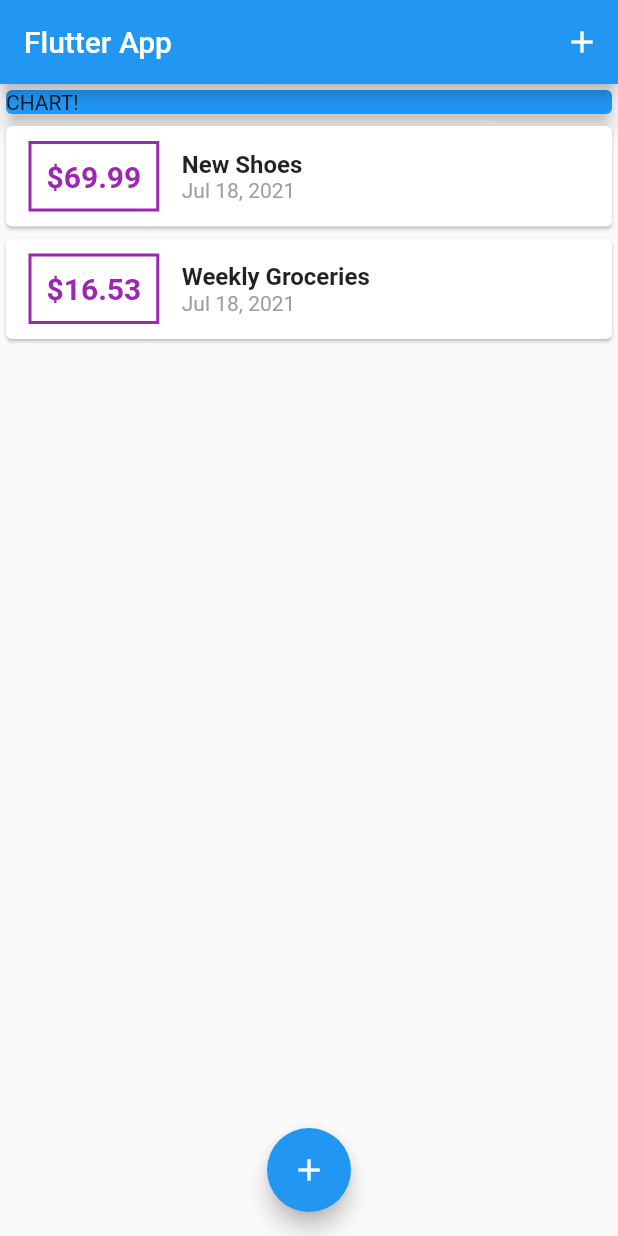
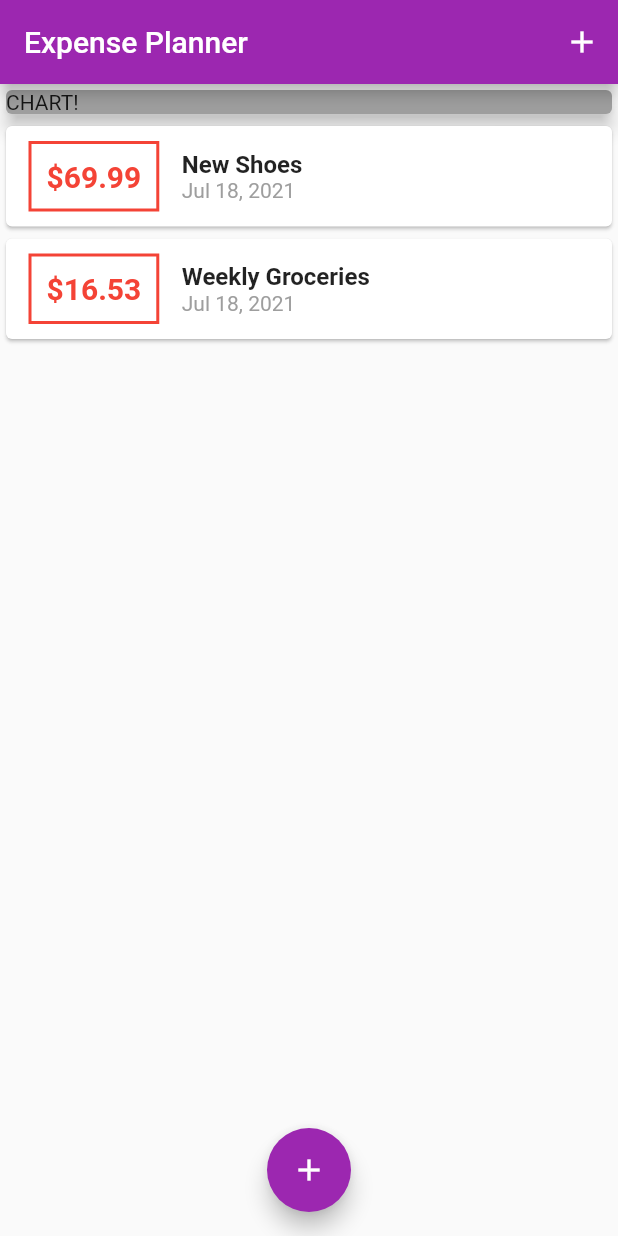
Before and after one commit to Mohit182/expense-planner_flutter, a Flutter app: the screen it shows after launch, on a phone screen of 412 x 824 dp. Run offline on Flutter 3.47's test engine with Material 2 defaults, Android fonts, the phone set to English and light mode, and no system bars.

Commit message:
used theme object to change colors of appbar and background

```diff
--- a/lib/main.dart
+++ b/lib/main.dart
@@ -10,7 +10,10 @@ class MyApp extends StatelessWidget {
   @override
   Widget build(BuildContext context) {
     return MaterialApp(
-      title: 'Flutter App',
+      title: 'Expense Planner',
+      theme: ThemeData(
+        primarySwatch: Colors.purple,
+      ),
       home: MyHomePage(),
     );
   }
@@ -69,7 +72,7 @@ class _MyHomePageState extends State<MyHomePage> {
   Widget build(BuildContext context) {
     return Scaffold(
       appBar: AppBar(
-        title: Text('Flutter App'),
+        title: Text('Expense Planner'),
         actions: <Widget>[
           IconButton(
             icon: Icon(Icons.add),
@@ -85,7 +88,7 @@ class _MyHomePageState extends State<MyHomePage> {
             Container(
               width: double.infinity,
               child: Card(
-                color: Colors.blue,
+                color: Colors.grey,
                 child: Text('CHART!'),
                 elevation: 5,
               ),
--- a/lib/widgets/new_transaction.dart
+++ b/lib/widgets/new_transaction.dart
@@ -26,6 +26,7 @@ class _NewTransactionState extends State<NewTransaction> {
       enteredTitle,
       enteredAmount,
     );
+    Navigator.of(context).pop();
   }
 
   @override
--- a/lib/widgets/transaction_list.dart
+++ b/lib/widgets/transaction_list.dart
@@ -11,7 +11,7 @@ class TransactionList extends StatelessWidget {
   @override
   Widget build(BuildContext context) {
     return Container(
-      height: 400,
+      height: 450,
       child: ListView.builder(
         itemBuilder: (ctx, index) {
           return Card(
@@ -24,7 +24,7 @@ class TransactionList extends StatelessWidget {
                   ),
                   decoration: BoxDecoration(
                     border: Border.all(
-                      color: Colors.purple,
+                      color: Colors.red,
                       width: 2,
                     ),
                   ),
@@ -34,7 +34,7 @@ class TransactionList extends StatelessWidget {
                     style: TextStyle(
                       fontWeight: FontWeight.bold,
                       fontSize: 20,
-                      color: Colors.purple,
+                      color: Colors.red,
                     ),
                   ),
                 ),
```
